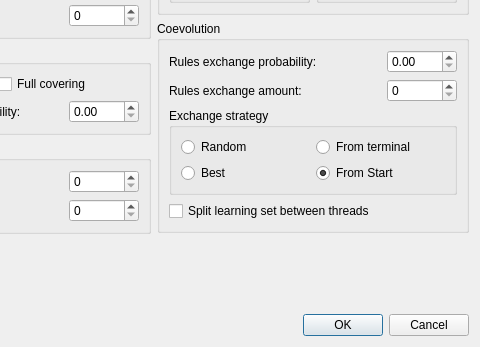
Before: the Qt Designer form gui/SettingsDialog.ui in sjedrysiak/gcse, drawn with Qt 5; both pictures show x 172 to 652 and y 321 to 668 of the 652 by 668 pixel window.
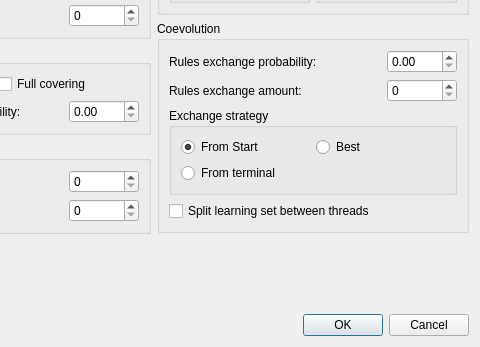
After: the same form once the commit is applied.

What changed in the file:
```diff
--- a/gui/SettingsDialog.ui
+++ b/gui/SettingsDialog.ui
@@ -809,36 +809,29 @@
             </property>
             <layout class="QGridLayout" name="gridLayout_9" >
              <item row="0" column="0" >
-              <widget class="QRadioButton" name="rbnExchRandom" >
+              <widget class="QRadioButton" name="rbnExchFromStart" >
                <property name="text" >
-                <string>Random</string>
+                <string>From Start</string>
+               </property>
+               <property name="checked" >
+                <bool>true</bool>
                </property>
               </widget>
              </item>
-             <item row="0" column="1" >
+             <item row="2" column="0" >
               <widget class="QRadioButton" name="rbnExchFromTerm" >
                <property name="text" >
                 <string>From terminal</string>
                </property>
               </widget>
              </item>
-             <item row="1" column="0" >
+             <item row="0" column="1" >
               <widget class="QRadioButton" name="rbnExchBest" >
                <property name="text" >
                 <string>Best</string>
                </property>
               </widget>
              </item>
-             <item row="1" column="1" >
-              <widget class="QRadioButton" name="rbnExchFromStart" >
-               <property name="text" >
-                <string>From Start</string>
-               </property>
-               <property name="checked" >
-                <bool>true</bool>
-               </property>
-              </widget>
-             </item>
             </layout>
            </widget>
           </item>
```
Left out of the diff: 4 changed lines with no effect on the pictures.
